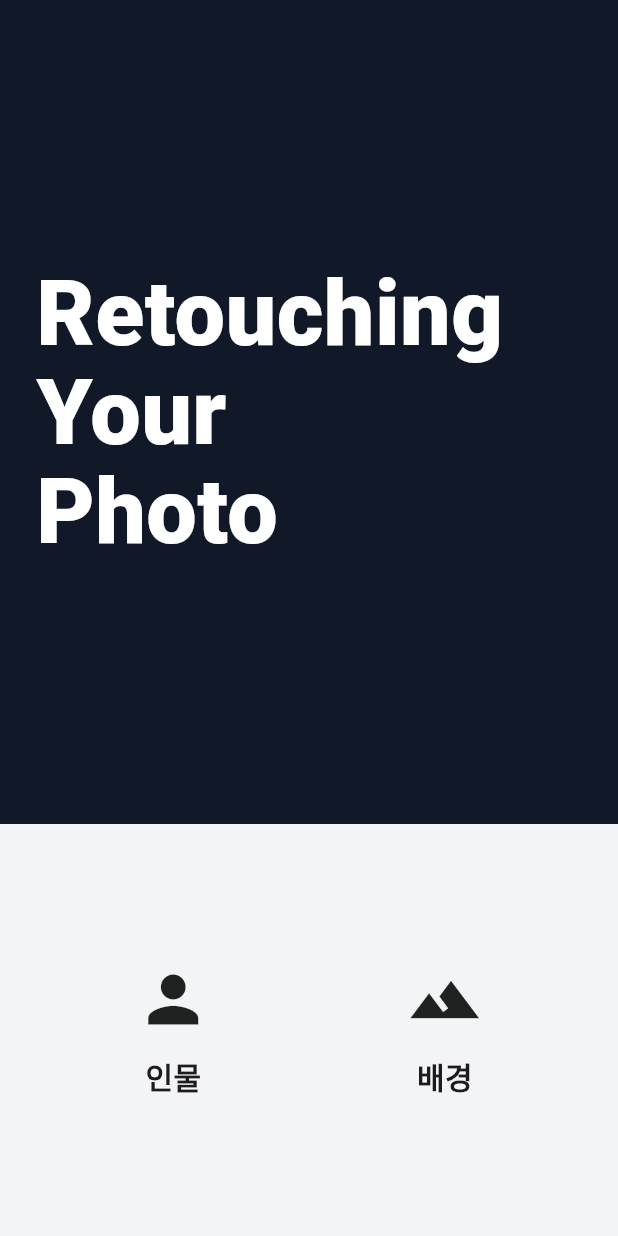
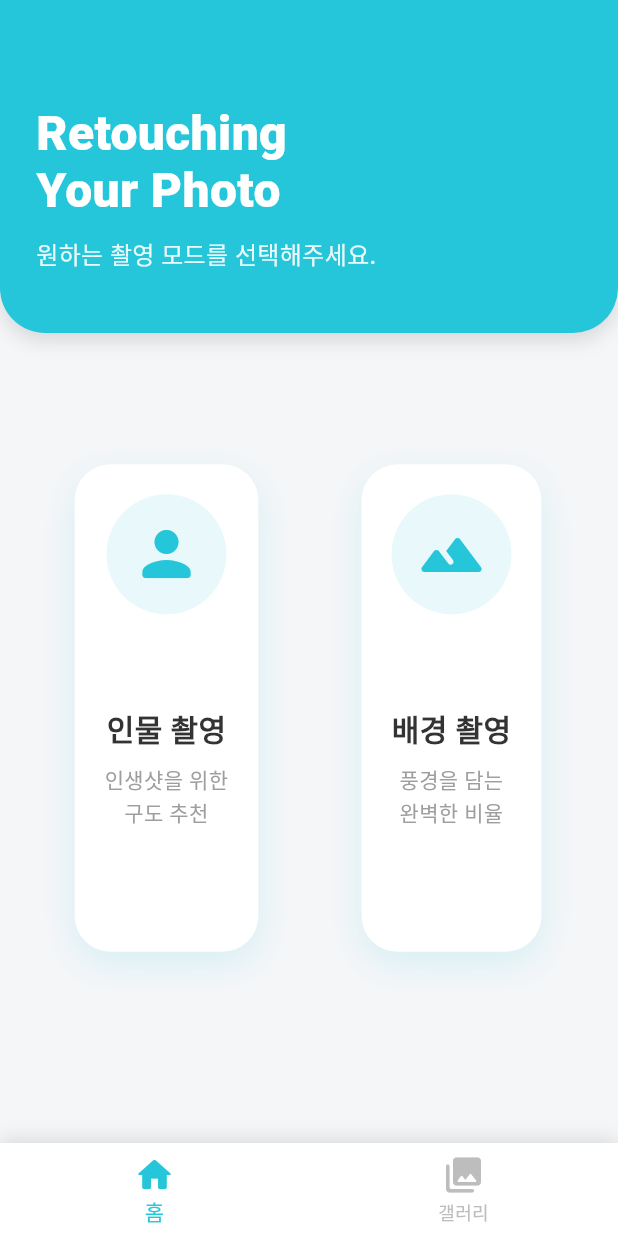
Before and after one commit to chiyeon01/Retouching_Your_Photo, a Flutter app: the screen it shows after launch, on a phone screen of 412 x 824 dp. Run offline on Flutter 3.47's test engine with Material 3 defaults, Android fonts, the phone set to English and light mode, and no system bars; our stand-ins replace camera; missing offline and left inert: tflite_flutter.

Commit message:
[Feat] 메인 페이지 디자인 변경

```diff
--- a/lib/pages/main_screen.dart
+++ b/lib/pages/main_screen.dart
@@ -2,38 +2,128 @@ import 'package:flutter/material.dart';
 import 'package:camera/camera.dart';
 import 'camera_screen.dart';
 
-class MainScreen extends StatelessWidget {
+class MainScreen extends StatefulWidget {
   final List<CameraDescription> cameras;
 
   const MainScreen({super.key, required this.cameras});
 
   @override
+  State<MainScreen> createState() => _MainScreenState();
+}
+
+class _MainScreenState extends State<MainScreen> {
+  // 하단 네비게이션 바 인덱스 상태 관리
+  int _selectedIndex = 0;
+
+  void _onItemTapped(int index) {
+    setState(() {
+      _selectedIndex = index;
+    });
+
+    if (index == 1) {
+      // TODO: 갤러리 화면으로 이동하거나 갤러리 피커 실행
+      print("갤러리 실행");
+      // 갤러리 작업 후 다시 홈(0)으로 돌아오게 하려면 아래 코드 주석 해제
+      // Future.delayed(const Duration(milliseconds: 300), () {
+      //   setState(() => _selectedIndex = 0);
+      // });
+    }
+  }
+
+  @override
   Widget build(BuildContext context) {
-    final double buttonWidth = MediaQuery.of(context).size.width / 2.3;
-    final double buttonHeight = buttonWidth * 1.1;
+    // 테마 색상 정의 (참고 이미지의 청록색)
+    const Color themeColor = Color(0xFF26C6DA);
+    const Color backgroundColor = Color(0xFFF5F6F8); // 눈이 편안한 옅은 회색 배경
 
     return Scaffold(
-      body: SafeArea(
+      backgroundColor: backgroundColor,
+
+      // 본문 영역
+      body: Column(
+        children: [
+          // 1. 상단 헤더 (둥근 배경)
+          Container(
+            width: double.infinity,
+            padding: const EdgeInsets.fromLTRB(24, 70, 24, 40), // 상단 여백 넉넉히
+            decoration: const BoxDecoration(
+              color: themeColor,
+              borderRadius: BorderRadius.only(
+                bottomLeft: Radius.circular(30),
+                bottomRight: Radius.circular(30),
+              ),
+              boxShadow: [
+                BoxShadow(
+                  color: Colors.black12,
+                  blurRadius: 10,
+                  offset: Offset(0, 5),
+                ),
+              ],
+            ),
             child: Column(
+              crossAxisAlignment: CrossAxisAlignment.start,
               children: [
-            // 상단: 제목 2/3
-            Expanded(
-              flex: 2,
-              child: Container(
-                width: double.infinity,
-                color: const Color(0xFF111827),
-                padding: const EdgeInsets.symmetric(horizontal: 24, vertical: 16),
-                child: const Column(
-                  crossAxisAlignment: CrossAxisAlignment.start,
-                  mainAxisAlignment: MainAxisAlignment.center,
-                  children: [
-                    Text(
-                      'Retouching\nYour\nPhoto',
+                const Text(
+                  'Retouching\nYour Photo',
                   style: TextStyle(
-                        fontSize: 60,
+                    fontSize: 32,
                     fontWeight: FontWeight.w800,
                     color: Colors.white,
-                        height: 1.1,
+                    height: 1.2,
+                  ),
+                ),
+                const SizedBox(height: 12),
+                Text(
+                  '원하는 촬영 모드를 선택해주세요.',
+                  style: TextStyle(
+                    fontSize: 16,
+                    color: Colors.white.withOpacity(0.9),
+                    fontWeight: FontWeight.w500,
+                  ),
+                ),
+              ],
+            ),
+          ),
+
+          // 2. 중앙 메인 버튼 영역 (인물/배경)
+          Expanded(
+            child: Padding(
+              padding: const EdgeInsets.symmetric(horizontal: 24.0),
+              child: Row(
+                children: [
+                  // 인물 촬영 카드
+                  Expanded(
+                    child: _FeatureCard(
+                      icon: Icons.person_rounded,
+                      title: '인물 촬영',
+                      subtitle: '인생샷을 위한\n구도 추천',
+                      themeColor: themeColor,
+                      onTap: () {
+                        Navigator.push(
+                          context,
+                          MaterialPageRoute(
+                            builder: (_) => CameraScreen(cameras: widget.cameras),
+                          ),
+                        );
+                      },
+                    ),
+                  ),
+                  const SizedBox(width: 16), // 카드 사이 간격
+                  // 배경 촬영 카드
+                  Expanded(
+                    child: _FeatureCard(
+                      icon: Icons.landscape_rounded,
+                      title: '배경 촬영',
+                      subtitle: '풍경을 담는\n완벽한 비율',
+                      themeColor: themeColor,
+                      onTap: () {
+                        Navigator.push(
+                          context,
+                          MaterialPageRoute(
+                            builder: (_) => CameraScreen(cameras: widget.cameras),
+                          ),
+                        );
+                      },
                     ),
                   ),
                 ],
@@ -41,47 +131,40 @@ class MainScreen extends StatelessWidget {
             ),
           ),
 
-            // 하단 기능 버튼들 1/3
-            Expanded(
-              flex: 1,
-              child: Container(
-                width: double.infinity,
-                color: const Color(0xFFF3F4F6),
-                padding: const EdgeInsets.symmetric(horizontal: 24, vertical: 24),
-                child: Row(
-                  mainAxisAlignment: MainAxisAlignment.spaceEvenly,
-                  children: [
-                    _FullFeatureButton(
-                      label: '인물',
-                      icon: Icons.person,
-                      width: buttonWidth,
-                      height: buttonHeight,
-                      onTap: () {
-                        Navigator.push(
-                          context,
-                          MaterialPageRoute(
-                            builder: (_) => CameraScreen(cameras: cameras),
-                          ),
-                        );
-                      },
-                    ),
-                    _FullFeatureButton(
-                      label: '배경',
-                      icon: Icons.landscape,
-                      width: buttonWidth,
-                      height: buttonHeight,
-                      onTap: () {
-                        Navigator.push(
-                          context,
-                          MaterialPageRoute(
-                            builder: (_) => CameraScreen(cameras: cameras),
-                          ),
-                        );
-                      },
-                    ),
+          // 하단 여백 (버튼이 너무 바닥에 붙지 않게)
+          const SizedBox(height: 40),
         ],
       ),
+
+      // 3. 하단 네비게이션 바 (홈 / 갤러리)
+      bottomNavigationBar: Container(
+        decoration: const BoxDecoration(
+          boxShadow: [
+            BoxShadow(
+              color: Colors.black12,
+              blurRadius: 10,
+              spreadRadius: 0,
+              offset: Offset(0, -2),
+            )
+          ],
         ),
+        child: BottomNavigationBar(
+          backgroundColor: Colors.white,
+          selectedItemColor: themeColor, // 선택된 아이콘 색상
+          unselectedItemColor: Colors.grey[400], // 선택 안 된 아이콘 색상
+          currentIndex: _selectedIndex,
+          onTap: _onItemTapped,
+          showUnselectedLabels: true,
+          type: BottomNavigationBarType.fixed,
+          elevation: 0, // 상단 그림자는 Container로 처리함
+          items: const [
+            BottomNavigationBarItem(
+              icon: Icon(Icons.home_rounded, size: 28),
+              label: '홈',
+            ),
+            BottomNavigationBarItem(
+              icon: Icon(Icons.photo_library_rounded, size: 28),
+              label: '갤러리',
             ),
           ],
         ),
@@ -90,55 +173,87 @@ class MainScreen extends StatelessWidget {
   }
 }
 
-class _FullFeatureButton extends StatelessWidget {
-  final String label;
+// 기능 카드 위젯 (세로로 긴 형태)
+class _FeatureCard extends StatelessWidget {
   final IconData icon;
-  final double width;
-  final double height;
+  final String title;
+  final String subtitle;
+  final Color themeColor;
   final VoidCallback onTap;
 
-  const _FullFeatureButton({
-    required this.label,
+  const _FeatureCard({
     required this.icon,
-    required this.width,
-    required this.height,
+    required this.title,
+    required this.subtitle,
+    required this.themeColor,
     required this.onTap,
   });
 
   @override
   Widget build(BuildContext context) {
-    return InkWell(
+    return LayoutBuilder(
+        builder: (context, constraints) {
+          // 화면 크기에 비례하여 카드 높이 설정 (너무 길어지지 않게 제한)
+          final double cardHeight = constraints.maxHeight * 0.65;
+
+          return Center(
+            child: InkWell(
+              onTap: onTap,
               borderRadius: BorderRadius.circular(24),
-      onTap: onTap,
               child: Ink(
-        width: width,
-        height: height,
+                height: cardHeight,
                 decoration: BoxDecoration(
                   color: Colors.white,
-          borderRadius: BorderRadius.circular(28),
+                  borderRadius: BorderRadius.circular(24),
                   boxShadow: [
                     BoxShadow(
-              blurRadius: 12,
-              offset: const Offset(0, 4),
-              color: Colors.black.withOpacity(0.08),
+                      color: themeColor.withOpacity(0.15),
+                      blurRadius: 20,
+                      offset: const Offset(0, 8),
                     ),
                   ],
                 ),
+                child: Padding(
+                  padding: const EdgeInsets.all(20.0),
                   child: Column(
                     mainAxisAlignment: MainAxisAlignment.center,
                     children: [
-            Icon(icon, size: 50),
-            const SizedBox(height: 12),
+                      // 아이콘 배경 원
+                      Container(
+                        padding: const EdgeInsets.all(16),
+                        decoration: BoxDecoration(
+                          color: themeColor.withOpacity(0.1),
+                          shape: BoxShape.circle,
+                        ),
+                        child: Icon(icon, size: 48, color: themeColor),
+                      ),
+                      const Spacer(),
                       Text(
-              label,
+                        title,
                         style: const TextStyle(
                           fontSize: 20,
-                fontWeight: FontWeight.w600,
+                          fontWeight: FontWeight.bold,
+                          color: Color(0xFF333333),
                         ),
                       ),
+                      const SizedBox(height: 8),
+                      Text(
+                        subtitle,
+                        textAlign: TextAlign.center,
+                        style: TextStyle(
+                          fontSize: 14,
+                          color: Colors.grey[500],
+                          height: 1.5,
+                        ),
+                      ),
+                      const Spacer(),
                     ],
+                  ),
+                ),
               ),
             ),
           );
         }
+    );
   }
+}
```
Also changed, not shown: lib/screen/home_screen.dart (deleted, +0 -21 lines), lib/screen/takepicture_screen.dart (deleted, +0 -139 lines), lib/service/TFLiteService.dart (renamed from lib/models/TFLiteService.dart). Lines whose indentation alone changed are shown as unchanged.
